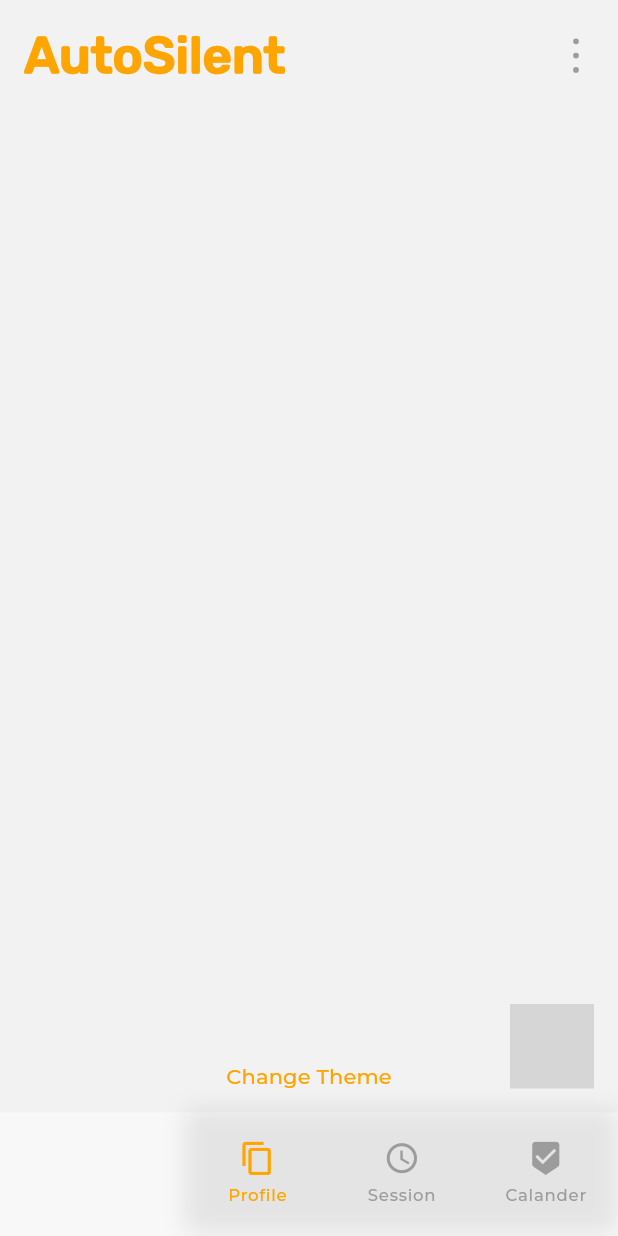
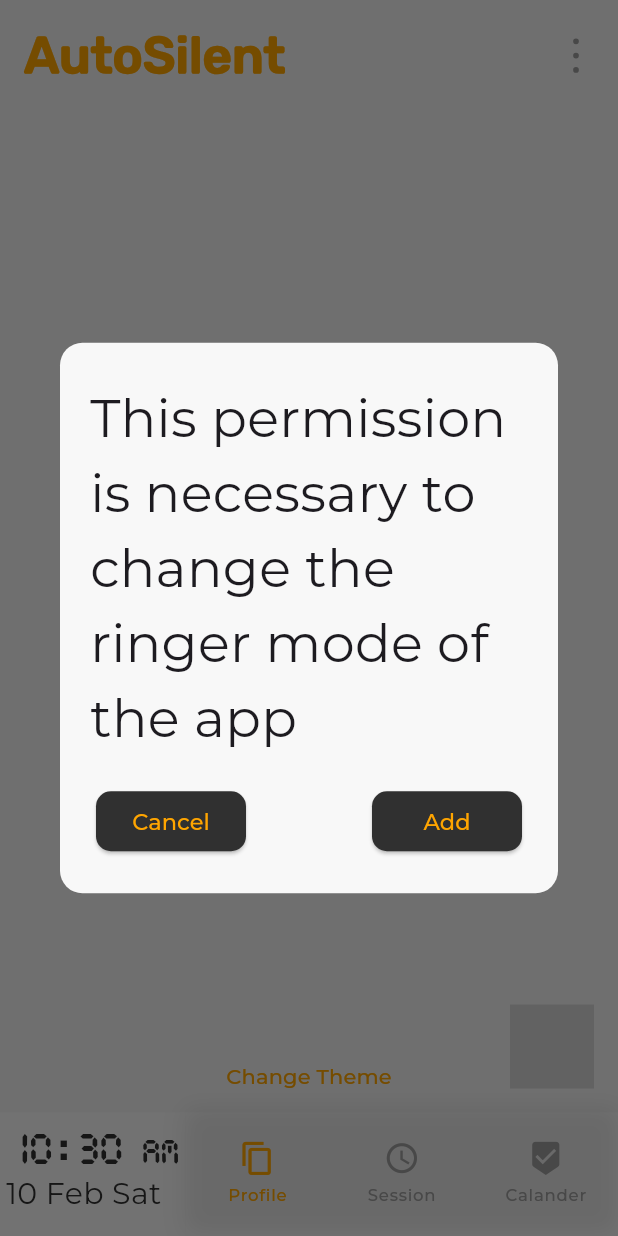
Before and after one commit to rao-suraj/AutoSilentAppFlutter, a Flutter app: the screen it shows after launch, on a phone screen of 412 x 824 dp. Run offline on Flutter 3.47's test engine with Material 3 defaults, Android fonts, the phone set to English and light mode, and no system bars; drawn by our look-alikes of auto_size_text, awesome_bottom_bar; our stand-ins replace bloc, device_info_plus, either_dart, equatable, floor, flutter_bloc and 11 more; missing offline and left inert: android_alarm_manager_plus, floating_action_bubble, real_volume, workmanager; accounts and stored records are empty; generated files the repository leaves out were written again; statements that could not run were skipped; grey boxes are pictures that could not be loaded.

Commit message:
added permission and did some ui changes

```diff
--- a/lib/domain/utils/enums.dart
+++ b/lib/domain/utils/enums.dart
@@ -50,3 +50,7 @@ enum DayOfTheWeek {
 }
 
 enum ErrorType { permissionNotGranted, unknown,database }
+
+enum PermissionType {
+  dndPermission,alarmPermission
+}
--- a/lib/gen/fonts.gen.dart
+++ b/lib/gen/fonts.gen.dart
@@ -15,4 +15,7 @@ class FontFamily {
 
   /// Font family: Rubik
   static const String rubik = 'Rubik';
+
+  /// Font family: digital
+  static const String digital = 'digital';
 }
--- /dev/null
+++ b/lib/presentation/cubits/permission_cubit/permission_state.dart
@@ -0,0 +1,19 @@
+import 'package:equatable/equatable.dart';
+
+class PermissionStates extends Equatable {
+  final bool? isDNDGranted;
+  final bool? isSetExactAlarmGranted;
+
+  const PermissionStates({this.isDNDGranted, this.isSetExactAlarmGranted});
+
+  @override
+  List<Object?> get props => [isDNDGranted, isSetExactAlarmGranted];
+}
+
+class PermissionLoaded extends PermissionStates {
+  const PermissionLoaded({super.isDNDGranted, super.isSetExactAlarmGranted});
+}
+
+class PermissionLoading extends PermissionStates {
+  const PermissionLoading();
+}
--- a/lib/presentation/cubits/session_cubit/session_cubit.dart
+++ b/lib/presentation/cubits/session_cubit/session_cubit.dart
@@ -58,9 +58,10 @@ class SessionCubit extends Cubit<SessionStates> {
     DateTime targetTime =
         DateTime.now().copyWith(hour: 3, minute: 0, second: 0);
     if (DateTime.now().isAfter(targetTime)) {
+      // add a day to the target time
       targetTime = Jiffy.parseFromDateTime(targetTime).add(days: 1).dateTime;
     }
-    print(targetTime.difference(DateTime.now()));
+    // print(targetTime.difference(DateTime.now()));
     if (Platform.isAndroid) {
       await Workmanager().registerPeriodicTask(
           WorkManagerConstants.workManagerTaskName,
--- a/lib/presentation/screens/main_screen.dart
+++ b/lib/presentation/screens/main_screen.dart
@@ -1,6 +1,9 @@
+import 'package:auto_silent_app/domain/utils/enums.dart';
 import 'package:auto_silent_app/gen/assets.gen.dart';
 import 'package:auto_silent_app/gen/fonts.gen.dart';
 import 'package:auto_silent_app/presentation/cubits/calendar_cubit/calendar_cubit.dart';
+import 'package:auto_silent_app/presentation/cubits/permission_cubit/permission_cubit.dart';
+import 'package:auto_silent_app/presentation/cubits/permission_cubit/permission_state.dart';
 import 'package:auto_silent_app/presentation/cubits/profile_cubit/profile_cubit.dart';
 import 'package:auto_silent_app/presentation/cubits/session_cubit/session_cubit.dart';
 import 'package:auto_silent_app/presentation/screens/calendar/calendar_screen.dart';
@@ -9,8 +12,9 @@ import 'package:auto_silent_app/presentation/screens/profile/profile_screen.dart
 import 'package:auto_silent_app/presentation/screens/session/session_screen.dart';
 import 'package:auto_silent_app/presentation/screens/profile/widgets/add_profile_dialogbox.dart';
 import 'package:auto_silent_app/presentation/screens/session/widgets/add_session_dialogbox.dart';
+import 'package:auto_silent_app/presentation/screens/widgets/permission_dialog.dart';
+import 'package:auto_silent_app/presentation/screens/widgets/time_display.dart';
 import 'package:auto_silent_app/presentation/utils/app_icons.dart';
-import 'package:auto_silent_app/presentation/utils/get_permissions.dart';
 import 'package:awesome_bottom_bar/awesome_bottom_bar.dart';
 import 'package:floating_action_bubble/floating_action_bubble.dart';
 import 'package:flutter/material.dart';
@@ -48,7 +52,6 @@ class _MainScreenState extends State<MainScreen>
   @override
   void initState() {
     super.initState();
-    GetPermissions.getPermission();
     _animationController = AnimationController(
         vsync: this, duration: const Duration(milliseconds: 200));
 
@@ -114,7 +117,37 @@ class _MainScreenState extends State<MainScreen>
             context: context,
             animationController: _animationController,
             animation: _animation),
-        body: pageOptions[_selectedPage],
+        body: BlocConsumer<PermissionCubit, PermissionStates>(
+            listener: (context, state) {
+          if (state is PermissionLoading) {
+            // show loading sign
+          } else if (state is PermissionLoaded) {
+            if (state.isDNDGranted == false) {
+              showDialog(
+                context: context,
+                builder: (_) => const PermissionDialogbox(
+                  title: PermissionType.dndPermission,
+                  message:
+                      "This permission is necessary to change the ringer mode of the app",
+                ),
+              );
+            } else if (state.isSetExactAlarmGranted == false) {
+              showDialog(
+                context: context,
+                builder: (_) => const PermissionDialogbox(
+                  title: PermissionType.alarmPermission,
+                  message:
+                      "This permission is necessary for the session feature to work",
+                ),
+              );
+            } else if (state.isDNDGranted == null ||
+                state.isSetExactAlarmGranted == null) {
+              // couldnot get permission status
+            }
+          }
+        }, builder: (context, state) {
+          return pageOptions[_selectedPage];
+        }),
         bottomNavigationBar: SizedBox(
           height: mediaQuery.height * 0.1,
           child: Row(
@@ -124,6 +157,7 @@ class _MainScreenState extends State<MainScreen>
                 flex: 3,
                 child: Container(
                   color: colorScheme.surface,
+                  child:const Center(child: TimeDisplay()),
                 ),
               ),
               Expanded(
--- /dev/null
+++ b/lib/presentation/screens/widgets/permission_dialog.dart
@@ -0,0 +1,72 @@
+import 'package:auto_silent_app/domain/utils/enums.dart';
+import 'package:auto_silent_app/presentation/cubits/permission_cubit/permission_cubit.dart';
+import 'package:auto_silent_app/presentation/themes/extensions.dart';
+import 'package:flutter/material.dart';
+import 'package:flutter_bloc/flutter_bloc.dart';
+
+class PermissionDialogbox extends StatelessWidget {
+  final PermissionType title;
+  final String message;
+  const PermissionDialogbox(
+      {super.key, required this.title, required this.message});
+
+  @override
+  Widget build(BuildContext context) {
+    final colorScheme = Theme.of(context).colorScheme;
+    final textTheme = Theme.of(context).textTheme;
+    return AlertDialog(
+      shape: RoundedRectangleBorder(
+        borderRadius: BorderRadius.circular(15.0),
+      ),
+      backgroundColor: colorScheme.surface,
+      contentPadding:
+          const EdgeInsets.only(top: 25, right: 20, left: 20, bottom: 20),
+      content: Text(message, style: textTheme.h2Regular),
+      actions: [
+        SizedBox(
+          width: 100,
+          child: ElevatedButton(
+            style: ElevatedButton.styleFrom(
+              backgroundColor: colorScheme.onPrimary,
+              textStyle: textTheme.h3Regular,
+              shape: RoundedRectangleBorder(
+                borderRadius: BorderRadius.circular(10),
+              ),
+            ),
+            onPressed: () {
+              Navigator.pop(context);
+            },
+            child: Text(
+              "Cancel",
+              style: textTheme.h3Medium,
+            ),
+          ),
+        ),
+        SizedBox(
+          width: 100,
+          child: ElevatedButton(
+            style: ElevatedButton.styleFrom(
+                backgroundColor: colorScheme.onPrimary,
+                textStyle: textTheme.h4,
+                shape: RoundedRectangleBorder(
+                    borderRadius: BorderRadius.circular(10))),
+            onPressed: () {
+              if (title == PermissionType.dndPermission) {
+                // print("DND ");
+                context.read<PermissionCubit>().askDNDPermission();
+              } else {
+                context.read<PermissionCubit>().askAlarmPermission();
+              }
+              Navigator.pop(context);
+            },
+            child: Text(
+              "Add",
+              style: textTheme.h3Medium,
+            ),
+          ),
+        )
+      ],
+      actionsAlignment: MainAxisAlignment.spaceBetween,
+    );
+  }
+}
--- /dev/null
+++ b/lib/presentation/screens/widgets/time_display.dart
@@ -0,0 +1,68 @@
+import 'dart:async';
+import 'package:auto_silent_app/gen/fonts.gen.dart';
+import 'package:auto_silent_app/presentation/themes/extensions.dart';
+import 'package:auto_size_text/auto_size_text.dart';
+import 'package:flutter/material.dart';
+import 'package:intl/intl.dart';
+
+class TimeDisplay extends StatefulWidget {
+  const TimeDisplay({super.key});
+
+  @override
+  State<TimeDisplay> createState() => _TimeDisplayState();
+}
+
+class _TimeDisplayState extends State<TimeDisplay> {
+  late StreamSubscription<DateTime> _streamSubscription;
+  late DateTime _currentTime;
+
+  @override
+  void initState() {
+    // TODO: implement initState
+    super.initState();
+    _currentTime = DateTime.now();
+    _streamSubscription =
+        Stream.periodic(const Duration(seconds: 1), (_) => DateTime.now())
+            .listen((event) {
+      setState(() {
+        _currentTime = event;
+      });
+    });
+  }
+
+  @override
+  void dispose() {
+    super.dispose();
+    _streamSubscription.cancel();
+  }
+
+  @override
+  Widget build(BuildContext context) {
+    final theme = Theme.of(context).textTheme;
+    final colorScheme = Theme.of(context).colorScheme;
+    return Column(
+      mainAxisAlignment: MainAxisAlignment.center,
+      crossAxisAlignment: CrossAxisAlignment.start,
+      children: [
+        RichText(
+          textAlign: TextAlign.start,
+          text: TextSpan(
+              style: theme.h2Medium.copyWith(
+                  color: colorScheme.onPrimary, fontFamily: FontFamily.digital),
+              children: [
+                TextSpan(
+                  text: DateFormat("hh:mm").format(_currentTime),
+                ),
+                TextSpan(
+                    text: DateFormat(" a").format(_currentTime),
+                    style:
+                        theme.h2low.copyWith(fontFamily: FontFamily.digital)),
+              ]),
+        ),
+        AutoSizeText(DateFormat('dd MMM EEE').format(_currentTime),
+            style: theme.h2low.copyWith(color: colorScheme.onPrimary),
+            minFontSize: theme.h3.fontSize!),
+      ],
+    );
+  }
+}
--- a/lib/presentation/themes/extensions.dart
+++ b/lib/presentation/themes/extensions.dart
@@ -37,6 +37,8 @@ extension TextThemeExtension on TextTheme {
   TextStyle get h3Medium => h3.copyWith(fontWeight: FontWeight.w500);
 
   TextStyle get h3Regular => h3.copyWith(fontWeight: FontWeight.w400);
+
+  TextStyle get h2lowThin => h2low.copyWith(fontWeight: FontWeight.w400);
 }
 
 extension StringExtension on String {
--- a/pubspec.yaml
+++ b/pubspec.yaml
@@ -93,6 +93,9 @@ flutter:
     - family: AppIcons
       fonts:
         - asset: assets/fonts/AppIcons.ttf
+    - family: digital
+      fonts:
+        - asset: assets/fonts/CursedTimerUlil-Aznm.ttf
         # - asset: fonts/Schyler-Italic.ttf
         #   style: italic
   #   - family: Trajan Pro
```
Also changed, not shown: lib/data/repositories/permission_repository_impl.dart (added, +28 -0 lines), lib/data/services/permission_services.dart (added, +57 -0 lines), lib/domain/repositories/permission_repository.dart (added, +9 -0 lines), lib/main.dart (+15 -0 lines), lib/presentation/cubits/permission_cubit/permission_cubit.dart (added, +33 -0 lines), assets/fonts/CursedTimerUlil-Aznm.ttf (added), lib/di/get_it.config.dart.
